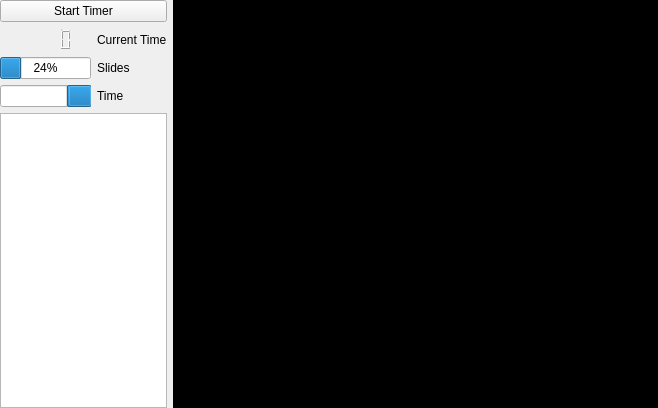
First picture: the form in lecturerscreen.ui, repository MrHase/Presentation, before the edit.
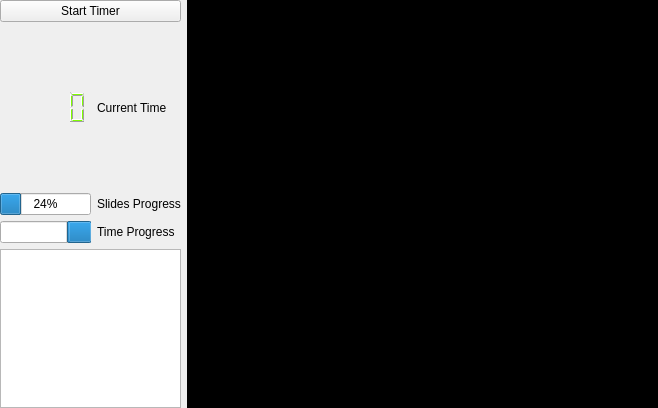
Second picture: the form after the edit.

Commit message: A few adaptation to the lecturerscreen. espacially the look Also prepared a new function to set the target presentation time

```diff
--- a/lecturerscreen.ui
+++ b/lecturerscreen.ui
@@ -45,6 +45,12 @@
      </property>
      <item row="4" column="0" colspan="2">
       <widget class="QListWidget" name="listWidget">
+       <property name="sizePolicy">
+        <sizepolicy hsizetype="Expanding" vsizetype="Expanding">
+         <horstretch>0</horstretch>
+         <verstretch>1</verstretch>
+        </sizepolicy>
+       </property>
        <property name="autoFillBackground">
         <bool>false</bool>
        </property>
@@ -67,11 +73,17 @@
      </item>
      <item row="3" column="1">
       <widget class="QLabel" name="label_2">
+       <property name="sizePolicy">
+        <sizepolicy hsizetype="Preferred" vsizetype="Preferred">
+         <horstretch>0</horstretch>
+         <verstretch>1</verstretch>
+        </sizepolicy>
+       </property>
        <property name="styleSheet">
         <string notr="true"/>
        </property>
        <property name="text">
-        <string>Time</string>
+        <string>Time Progress</string>
        </property>
       </widget>
      </item>
@@ -79,12 +91,17 @@
       <widget class="QLCDNumber" name="lcdNumber">
        <property name="sizePolicy">
         <sizepolicy hsizetype="Preferred" vsizetype="Preferred">
-         <horstretch>0</horstretch>
-         <verstretch>0</verstretch>
+         <horstretch>1</horstretch>
+         <verstretch>1</verstretch>
         </sizepolicy>
        </property>
+       <property name="font">
+        <font>
+         <pointsize>18</pointsize>
+        </font>
+       </property>
        <property name="styleSheet">
-        <string notr="true">color:black</string>
+        <string notr="true">color:rgb(128, 255, 0)</string>
        </property>
        <property name="frameShape">
         <enum>QFrame::NoFrame</enum>
@@ -121,6 +138,12 @@
      </item>
      <item row="2" column="0">
       <widget class="QProgressBar" name="progressBar">
+       <property name="sizePolicy">
+        <sizepolicy hsizetype="Expanding" vsizetype="Fixed">
+         <horstretch>0</horstretch>
+         <verstretch>1</verstretch>
+        </sizepolicy>
+       </property>
        <property name="value">
         <number>24</number>
        </property>
@@ -131,6 +154,12 @@
      </item>
      <item row="3" column="0">
       <widget class="QProgressBar" name="progressBar_2">
+       <property name="sizePolicy">
+        <sizepolicy hsizetype="Expanding" vsizetype="Fixed">
+         <horstretch>0</horstretch>
+         <verstretch>1</verstretch>
+        </sizepolicy>
+       </property>
        <property name="value">
         <number>24</number>
        </property>
@@ -141,11 +170,17 @@
      </item>
      <item row="2" column="1">
       <widget class="QLabel" name="label">
+       <property name="sizePolicy">
+        <sizepolicy hsizetype="Preferred" vsizetype="Preferred">
+         <horstretch>0</horstretch>
+         <verstretch>1</verstretch>
+        </sizepolicy>
+       </property>
        <property name="styleSheet">
         <string notr="true"/>
        </property>
        <property name="text">
-        <string>Slides</string>
+        <string>Slides Progress</string>
        </property>
       </widget>
      </item>
@@ -184,6 +219,15 @@
      <property name="styleSheet">
       <string notr="true">background-color:black;</string>
      </property>
+     <property name="frameShape">
+      <enum>QFrame::NoFrame</enum>
+     </property>
+     <property name="frameShadow">
+      <enum>QFrame::Plain</enum>
+     </property>
+     <property name="lineWidth">
+      <number>0</number>
+     </property>
      <property name="verticalScrollBarPolicy">
       <enum>Qt::ScrollBarAlwaysOff</enum>
      </property>
```
The commit also changes 6 other files.
